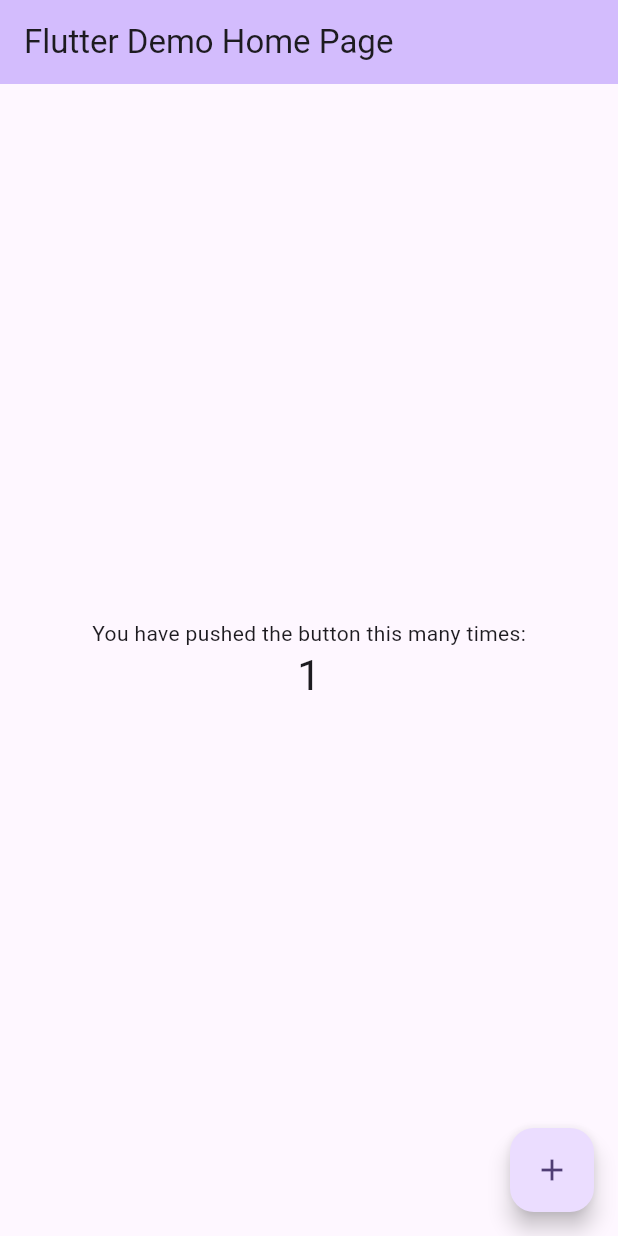
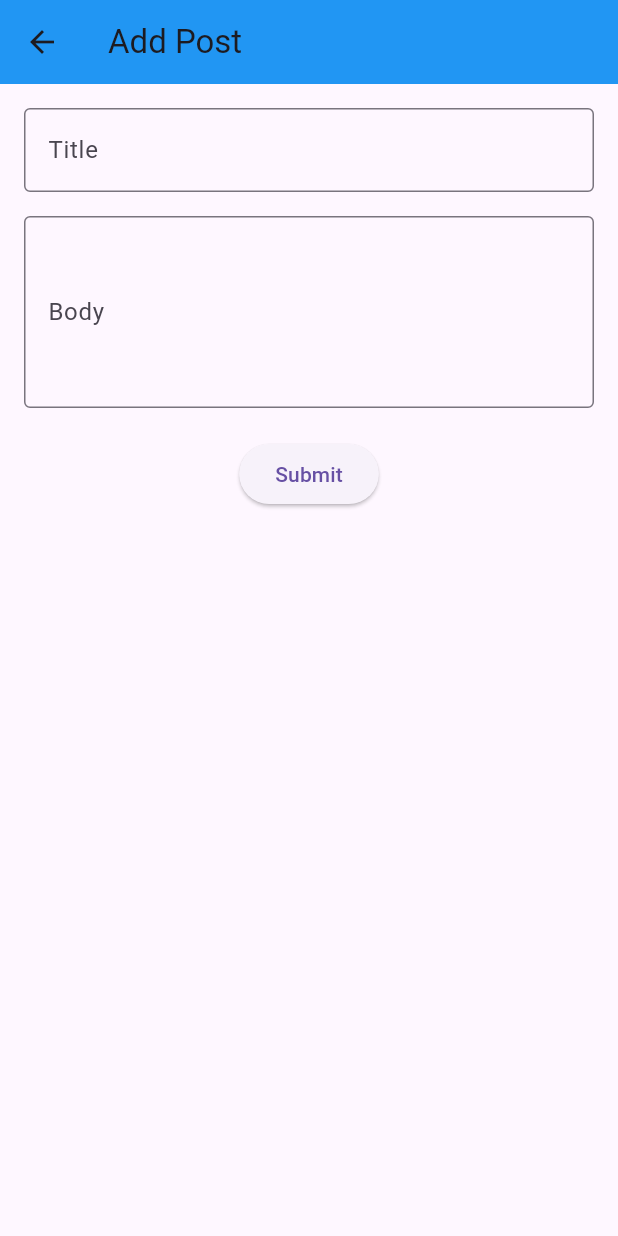
Before and after one commit to LearningFlutter373/posts_manager_api, a Flutter app: the screen it shows after launch, after a tap on the "add" icon, on a phone screen of 412 x 824 dp. Run offline on Flutter 3.47's test engine with Material 3 defaults, Android fonts, the phone set to English and light mode, and no system bars; network calls fail.

Commit message:
"crud completed."

```diff
--- a/lib/controllers/apis/posts/post_api_controller.dart
+++ b/lib/controllers/apis/posts/post_api_controller.dart
@@ -0,0 +1,80 @@
+import 'dart:convert';
+import 'package:http/http.dart' as http;
+
+import '../../../models/posts/post_model.dart';
+
+class PostApiController {
+  String apiUrl = "https://jsonplaceholder.typicode.com/posts";
+
+  /// GET - fetch posts
+  Future<List<PostModel>> fetchData() async {
+    var res = await http.get(Uri.parse(apiUrl));
+    if (res.statusCode == 200) {
+      var data = jsonDecode(res.body) as List;
+      return data.map((e) => PostModel.fromJson(e)).toList();
+    } else {
+      return [];
+    }
+  }
+
+  /// POST - add new post
+  Future<PostModel> addPost(PostModel post) async {
+    var res = await http.post(
+      Uri.parse(apiUrl),
+      headers: {"Content-Type": "application/json"},
+      body: jsonEncode(post.toJson()),
+    );
+
+    if (res.statusCode == 201) {
+      return PostModel.fromJson(jsonDecode(res.body));
+    } else {
+      throw Exception( "Failed to add post: ${res.statusCode}");
+      // or
+      // return PostModel();
+    }
+  }
+
+  /// PUT - update full post
+  Future<PostModel> updatePost( PostModel post) async {
+    var res = await http.put(
+      Uri.parse("$apiUrl/${post.id}"),
+      headers: {"Content-Type": "application/json"},
+      body: jsonEncode(post.toJson()),
+    );
+
+    if (res.statusCode == 200) {
+      return PostModel.fromJson(jsonDecode(res.body));
+    } else {
+      throw Exception("Failed to update post: ${res.statusCode}");
+      // or
+      // return PostModel();
+    }
+  }
+
+  /// PATCH - update partially
+  Future<PostModel> patchPost( Map<String, dynamic> data) async {
+    var res = await http.patch(
+      Uri.parse("$apiUrl/${data['id']}"),
+      headers: {"Content-Type": "application/json"},
+      body: jsonEncode(data),
+    );
+
+    if (res.statusCode == 200) {
+      return PostModel.fromJson(jsonDecode(res.body));
+    } else {
+      throw Exception("Failed to patch post: ${res.statusCode}");
+      // or
+      // return PostModel();
+
+    }
+  }
+
+  /// DELETE - remove post
+  Future<bool> deletePost(int id) async {
+    var res = await http.delete(Uri.parse("$apiUrl/$id"));
+    if(res.statusCode==200 || res.statusCode==204){
+      return true;
+    }
+    return false;
+  }
+}
--- a/lib/controllers/apis/posts/post_api_provider.dart
+++ b/lib/controllers/apis/posts/post_api_provider.dart
@@ -0,0 +1,87 @@
+import 'package:flutter/widgets.dart';
+import 'package:posts_manager_api/controllers/apis/posts/post_api_controller.dart';
+
+import '../../../models/posts/post_model.dart';
+
+
+class PostApiProvider with ChangeNotifier {
+  PostApiProvider() {
+    getData();
+  }
+
+  List<PostModel> _list = [];
+  List<PostModel> get getList => _list;
+
+  PostApiController apiHelper = PostApiController();
+
+  /// GET
+  Future<void> getData() async {
+    List<PostModel> data = await apiHelper.fetchData();
+    _list.clear();
+    _list.addAll(data);
+    notifyListeners();
+  }
+
+  /// POST
+  Future<void> addPost(PostModel post) async {
+    PostModel newPost = await apiHelper.addPost(post);
+    _list.add(newPost);
+    notifyListeners();
+  }
+
+  /// PUT - full update
+  Future<void> updatePost( PostModel post) async {
+    PostModel updatedPost = await apiHelper.updatePost( post);
+
+
+    int index = _list.indexWhere((e) => e.id == post.id);
+    if (index != -1) {
+      _list[index] = updatedPost;
+      notifyListeners();
+    }
+    /// Or
+    // for (int i = 0; i < _list.length; i++) {
+    //   if (_list[i].id == id) {
+    //     _list[i] = updatedPost;
+    //     notifyListeners();
+    //     break;
+    //   }
+  }
+
+  /// PATCH - partial update
+  Future<void> patchPost( Map<String, dynamic> data) async {
+    PostModel patchedPost = await apiHelper.patchPost(data);
+
+    int index = _list.indexWhere((e) => e.id ==  data['id']);
+    if (index != -1) {
+      _list[index] = patchedPost;
+      notifyListeners();
+    }
+
+    /// or
+    /// for (int i = 0; i < _list.length; i++) {
+    ///   if (_list[i].id == id) {
+    ///    _list[i] = updatedPost;
+    ///     notifyListeners();
+    ///     break;
+    ///   }
+  }
+
+  /// DELETE
+  Future<void> deletePost(int id) async {
+    bool success = await apiHelper.deletePost(id);
+    if (success) {
+      _list.removeWhere((e) => e.id == id);
+      notifyListeners();
+    }
+    ///OR
+    /// for (int i = 0; i < _list.length; i++) {
+    //   if (_list[i].id == id) {
+    //     _list.removeAt(i);
+    //     notifyListeners();
+    //     break;
+    //   }
+    // }
+  }
+
+}
--- a/lib/main.dart
+++ b/lib/main.dart
@@ -1,122 +1,28 @@
 import 'package:flutter/material.dart';
+import 'package:posts_manager_api/controllers/apis/posts/post_api_provider.dart';
+import 'package:posts_manager_api/views/screens/apis/post_view_screen.dart';
+import 'package:provider/provider.dart';
+
 
 void main() {
-  runApp(const MyApp());
+  runApp(
+    ChangeNotifierProvider<PostApiProvider>(
+      create: (context) => PostApiProvider(),
+      child: const MyApp(),
+    ),
+  );
 }
 
 class MyApp extends StatelessWidget {
   const MyApp({super.key});
 
-  // This widget is the root of your application.
   @override
   Widget build(BuildContext context) {
     return MaterialApp(
-      title: 'Flutter Demo',
-      theme: ThemeData(
-        // This is the theme of your application.
-        //
-        // TRY THIS: Try running your application with "flutter run". You'll see
-        // the application has a purple toolbar. Then, without quitting the app,
-        // try changing the seedColor in the colorScheme below to Colors.green
-        // and then invoke "hot reload" (save your changes or press the "hot
-        // reload" button in a Flutter-supported IDE, or press "r" if you used
-        // the command line to start the app).
-        //
-        // Notice that the counter didn't reset back to zero; the application
-        // state is not lost during the reload. To reset the state, use hot
-        // restart instead.
-        //
-        // This works for code too, not just values: Most code changes can be
-        // tested with just a hot reload.
-        colorScheme: ColorScheme.fromSeed(seedColor: Colors.deepPurple),
-      ),
-      home: const MyHomePage(title: 'Flutter Demo Home Page'),
+      debugShowCheckedModeBanner: false,
+      title: 'API Demo',
+      theme: ThemeData(primarySwatch: Colors.blue),
+      home: PostViewScreen(),
     );
   }
 }
-
-class MyHomePage extends StatefulWidget {
-  const MyHomePage({super.key, required this.title});
-
-  // This widget is the home page of your application. It is stateful, meaning
-  // that it has a State object (defined below) that contains fields that affect
-  // how it looks.
-
-  // This class is the configuration for the state. It holds the values (in this
-  // case the title) provided by the parent (in this case the App widget) and
-  // used by the build method of the State. Fields in a Widget subclass are
-  // always marked "final".
-
-  final String title;
-
-  @override
-  State<MyHomePage> createState() => _MyHomePageState();
-}
-
-class _MyHomePageState extends State<MyHomePage> {
-  int _counter = 0;
-
-  void _incrementCounter() {
-    setState(() {
-      // This call to setState tells the Flutter framework that something has
-      // changed in this State, which causes it to rerun the build method below
-      // so that the display can reflect the updated values. If we changed
-      // _counter without calling setState(), then the build method would not be
-      // called again, and so nothing would appear to happen.
-      _counter++;
-    });
-  }
-
-  @override
-  Widget build(BuildContext context) {
-    // This method is rerun every time setState is called, for instance as done
-    // by the _incrementCounter method above.
-    //
-    // The Flutter framework has been optimized to make rerunning build methods
-    // fast, so that you can just rebuild anything that needs updating rather
-    // than having to individually change instances of widgets.
-    return Scaffold(
-      appBar: AppBar(
-        // TRY THIS: Try changing the color here to a specific color (to
-        // Colors.amber, perhaps?) and trigger a hot reload to see the AppBar
-        // change color while the other colors stay the same.
-        backgroundColor: Theme.of(context).colorScheme.inversePrimary,
-        // Here we take the value from the MyHomePage object that was created by
-        // the App.build method, and use it to set our appbar title.
-        title: Text(widget.title),
-      ),
-      body: Center(
-        // Center is a layout widget. It takes a single child and positions it
-        // in the middle of the parent.
-        child: Column(
-          // Column is also a layout widget. It takes a list of children and
-          // arranges them vertically. By default, it sizes itself to fit its
-          // children horizontally, and tries to be as tall as its parent.
-          //
-          // Column has various properties to control how it sizes itself and
-          // how it positions its children. Here we use mainAxisAlignment to
-          // center the children vertically; the main axis here is the vertical
-          // axis because Columns are vertical (the cross axis would be
-          // horizontal).
-          //
-          // TRY THIS: Invoke "debug painting" (choose the "Toggle Debug Paint"
-          // action in the IDE, or press "p" in the console), to see the
-          // wireframe for each widget.
-          mainAxisAlignment: MainAxisAlignment.center,
-          children: <Widget>[
-            const Text('You have pushed the button this many times:'),
-            Text(
-              '$_counter',
-              style: Theme.of(context).textTheme.headlineMedium,
-            ),
-          ],
-        ),
-      ),
-      floatingActionButton: FloatingActionButton(
-        onPressed: _incrementCounter,
-        tooltip: 'Increment',
-        child: const Icon(Icons.add),
-      ), // This trailing comma makes auto-formatting nicer for build methods.
-    );
-  }
-}
--- a/lib/models/posts/post_model.dart
+++ b/lib/models/posts/post_model.dart
@@ -0,0 +1,24 @@
+class PostModel {
+  int? userId;
+  int? id;
+  String? title;
+  String? body;
+
+  PostModel({this.userId, this.id, this.title, this.body});
+
+  PostModel.fromJson(Map<String, dynamic> json) {
+    userId = json['userId'];
+    id = json['id'];
+    title = json['title'];
+    body = json['body'];
+  }
+
+  Map<String, dynamic> toJson() {
+    final Map<String, dynamic> data = new Map<String, dynamic>();
+    data['userId'] = this.userId;
+    data['id'] = this.id;
+    data['title'] = this.title;
+    data['body'] = this.body;
+    return data;
+  }
+}
--- a/lib/views/screens/apis/post_add_screen.dart
+++ b/lib/views/screens/apis/post_add_screen.dart
@@ -0,0 +1,68 @@
+import 'package:flutter/material.dart';
+import 'package:posts_manager_api/controllers/apis/posts/post_api_provider.dart';
+import 'package:provider/provider.dart';
+import '../../../models/posts/post_model.dart';
+
+
+class PostAddScreen extends StatelessWidget {
+  PostAddScreen({super.key});
+
+  final TextEditingController titleController = TextEditingController();
+  final TextEditingController bodyController = TextEditingController();
+
+  @override
+  Widget build(BuildContext context) {
+    final provider = Provider.of<PostApiProvider>(context);
+
+    return Scaffold(
+      appBar: AppBar(
+        title: const Text("Add Post"),
+        backgroundColor: Colors.blue,
+      ),
+      body: Padding(
+        padding: const EdgeInsets.all(16.0),
+        child: Column(
+          children: [
+            TextField(
+              controller: titleController,
+              decoration: const InputDecoration(
+                labelText: "Title",
+                border: OutlineInputBorder(),
+              ),
+            ),
+            const SizedBox(height: 16),
+            TextField(
+              controller: bodyController,
+              maxLines: 4,
+              decoration: const InputDecoration(
+                labelText: "Body",
+                border: OutlineInputBorder(),
+              ),
+            ),
+            const SizedBox(height: 20),
+            ElevatedButton(
+              onPressed: () {
+                if (titleController.text.isNotEmpty &&
+                    bodyController.text.isNotEmpty) {
+                  final newPost = PostModel(
+                    userId: 1,
+                    title: titleController.text,
+                    body: bodyController.text,
+                  );
+
+                  provider.addPost(newPost).then((_) {
+                    ScaffoldMessenger.of(context).showSnackBar(
+                      const SnackBar(content: Text("Post Added!")),
+                    );
+                    Navigator.pop(context);
+                  });
+                }
+              },
+              child: const Text("Submit"),
+            ),
+          ],
+        ),
+      ),
+    );
+  }
+}
--- a/lib/views/screens/apis/post_update_with_put_screen.dart
+++ b/lib/views/screens/apis/post_update_with_put_screen.dart
@@ -0,0 +1,86 @@
+import 'package:flutter/material.dart';
+import 'package:posts_manager_api/controllers/apis/posts/post_api_provider.dart';
+import 'package:provider/provider.dart';
+import '../../../models/posts/post_model.dart';
+
+
+class PostUpdateWithPutScreen extends StatefulWidget {
+  final PostModel? post;
+
+  const PostUpdateWithPutScreen({super.key, this.post});
+
+  @override
+  State<PostUpdateWithPutScreen> createState() => _PostEditScreenState();
+}
+
+class _PostEditScreenState extends State<PostUpdateWithPutScreen> {
+  late TextEditingController titleController;
+  late TextEditingController bodyController;
+
+  @override
+  void initState() {
+    super.initState();
+
+    titleController = TextEditingController(text: widget.post?.title ?? "");
+    bodyController = TextEditingController(text: widget.post?.body ?? "");
+  }
+
+  @override
+  Widget build(BuildContext context) {
+    final provider = Provider.of<PostApiProvider>(context, listen: false);
+    final isEditing = widget.post != null;
+
+    return Scaffold(
+      appBar: AppBar(
+        title: Text("Post Update With Put Method"),
+        backgroundColor: Colors.blue,
+      ),
+      body: Padding(
+        padding: const EdgeInsets.all(16.0),
+        child: Column(
+          children: [
+            TextField(
+              controller: titleController,
+              decoration: const InputDecoration(
+                labelText: "Title",
+                border: OutlineInputBorder(),
+              ),
+            ),
+            const SizedBox(height: 16),
+            TextField(
+              controller: bodyController,
+              maxLines: 4,
+              decoration: const InputDecoration(
+                labelText: "Body",
+                border: OutlineInputBorder(),
+              ),
+            ),
+            const SizedBox(height: 20),
+            ElevatedButton(
+              onPressed: () async {
+                if (titleController.text.isNotEmpty &&
+                    bodyController.text.isNotEmpty) {
+
+                    final updatedPost = PostModel(
+                      userId: widget.post!.userId,
+                      id: widget.post!.id,
+                      title: titleController.text,
+                      body: bodyController.text,
+                    );
+
+                    await provider.updatePost(updatedPost);
+                    ScaffoldMessenger.of(context).showSnackBar(
+                      const SnackBar(content: Text("Post Updated!")),
+                    );
+                  }
+                  Navigator.pop(context);
+                },
+
+              child: Text(isEditing ? "Update" : "Submit"),
+            ),
+          ],
+        ),
+      ),
+    );
+  }
+}
--- a/lib/views/screens/apis/post_view_screen.dart
+++ b/lib/views/screens/apis/post_view_screen.dart
@@ -0,0 +1,75 @@
+import 'package:flutter/material.dart';
+import 'package:posts_manager_api/controllers/apis/posts/post_api_provider.dart';
+import 'package:posts_manager_api/views/screens/apis/post_add_screen.dart';
+import 'package:posts_manager_api/views/screens/apis/post_update_with_patch_screen.dart';
+import 'package:posts_manager_api/views/screens/apis/post_update_with_put_screen.dart';
+import 'package:provider/provider.dart';
+
+
+
+class PostViewScreen extends StatelessWidget {
+  const PostViewScreen({super.key});
+
+  @override
+  Widget build(BuildContext context) {
+    final provider = Provider.of<PostApiProvider>(context, listen: false);
+
+    return Scaffold(
+      appBar: AppBar(
+        title: const Text("Posts"),
+      ),
+      body: Consumer<PostApiProvider>(
+        builder: (context, value, child) {
+          if (value.getList.isEmpty) {
+            return const Center(child: CircularProgressIndicator());
+          }
+
+          var data = value.getList;
+          return ListView.builder(
+            itemCount: data.length,
+            itemBuilder: (context, index) {
+              var post = data[index];
+              return Card(
+                margin: const EdgeInsets.symmetric(horizontal: 12, vertical: 6),
+                child: ListTile(
+                  title: Text("${post.title}"),
+                  subtitle: Text(post.body ?? ""),
+                  trailing: PopupMenuButton<String>(
+                    onSelected: (choice) async {
+                      if (choice == "edit") {
+                        Navigator.push(context, MaterialPageRoute(builder: (context) => PostUpdateWithPatchScreen(post: post,),));
+                      } else if (choice == "update") {
+                        Navigator.push(context, MaterialPageRoute(builder: (context) => PostUpdateWithPutScreen(post: post,)));
+                      } else if (choice == "delete") {
+                        await provider.deletePost(post.id!);
+                        ScaffoldMessenger.of(context).showSnackBar(SnackBar(content: Text("Post deleted successfully")));
+
+                      }
+                    },
+                    itemBuilder: (context) => [
+                      const PopupMenuItem(
+                        value: "edit",
+                        child: Text("Patch Update"),
+                      ),
+                      const PopupMenuItem(
+                        value: "update",
+                        child: Text("Put Update"),
+                      ),
+                      const PopupMenuItem(
+                        value: "delete",
+                        child: Text("Delete"),
+                      ),
+                    ],
+                  ),
+                ),
+              );
+            },
+          );
+        },
+      ),
+      floatingActionButton: FloatingActionButton(onPressed: (){
+        Navigator.push(context, MaterialPageRoute(builder: (context) => PostAddScreen(),));
+      },child: Icon(Icons.add),),
+    );
+  }
+}
--- a/pubspec.yaml
+++ b/pubspec.yaml
@@ -34,6 +34,8 @@ dependencies:
   # The following adds the Cupertino Icons font to your application.
   # Use with the CupertinoIcons class for iOS style icons.
   cupertino_icons: ^1.0.8
+  http: ^1.5.0
+  provider: ^6.1.5+1
 
 dev_dependencies:
   flutter_test:
```
Also changed, not shown: lib/views/screens/apis/post_update_with_patch_screen.dart (+83 -0 lines), pubspec.lock.
